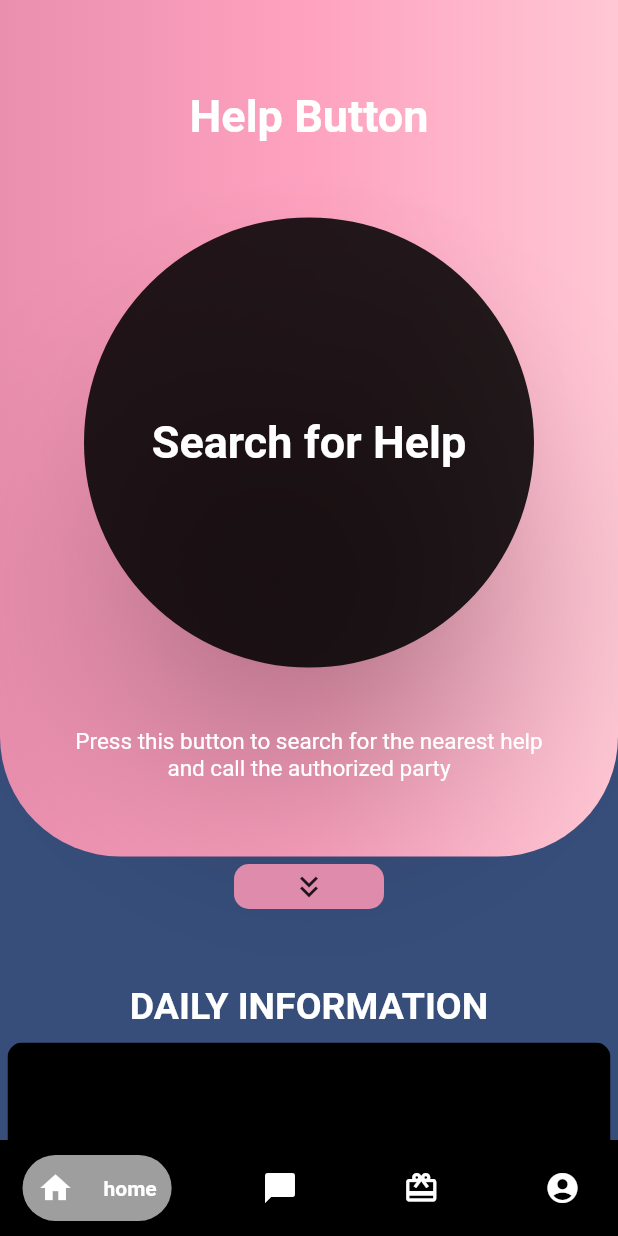
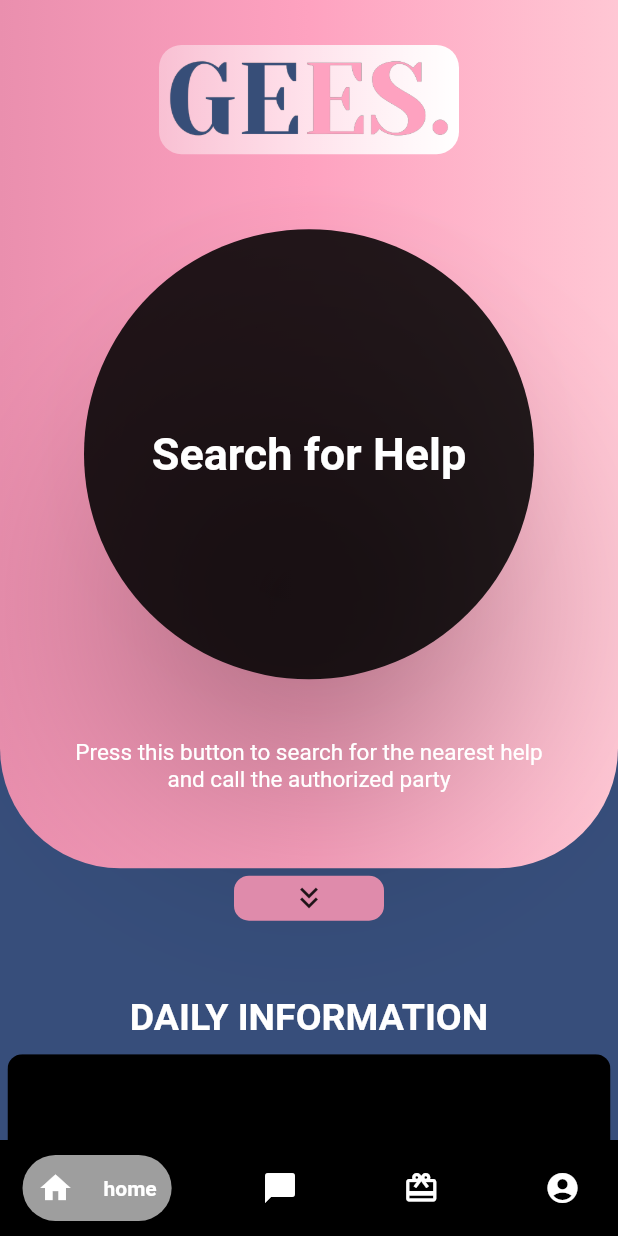
Before and after one commit to AdnanBayu/GEES-application-HackFest, a Flutter app: the screen it shows after launch, after a tap on "Sign In", on a phone screen of 412 x 824 dp. Run offline on Flutter 3.47's test engine with Material 2 defaults, Android fonts, the phone set to English and light mode, and no system bars; drawn by our look-alikes of google_nav_bar; our stand-ins replace like_button, lottie, quickalert, smooth_page_indicator.

Commit message:
dikit lagi yukk

```diff
--- a/lib/LoginScreen/login.dart
+++ b/lib/LoginScreen/login.dart
@@ -13,7 +13,7 @@ class LoginPage extends StatelessWidget {
   @override
   Widget build(BuildContext context) {
     return Scaffold(
-      backgroundColor: Color.fromARGB(255, 234, 143, 174),
+      backgroundColor: Color.fromARGB(255, 252, 237, 242),
       body: SafeArea(
         child: Center(
           child: SingleChildScrollView(
@@ -22,18 +22,7 @@ class LoginPage extends StatelessWidget {
                 SizedBox(height: 90),
 
                 //logo
-                Container(
-                  decoration: BoxDecoration(
-                    borderRadius: BorderRadius.circular(15),
-                    gradient: LinearGradient(
-                      colors: [
-                        Colors.white38,
-                        Colors.white,
-                      ],
-                    ),
-                  ),
-                  child: Image.asset("assetSaya/logoGEES.png", scale: 2.5),
-                ),
+                Image.asset("assetSaya/logoGEES.png", scale: 2.5),
 
                 SizedBox(height: 25),
 
@@ -43,7 +32,7 @@ class LoginPage extends StatelessWidget {
                   style: TextStyle(
                     fontSize: 12,
                     fontWeight: FontWeight.w500,
-                    color: Colors.white,
+                    color: Color.fromARGB(255, 55, 78, 123),
                   ),
                 ),
 
@@ -65,21 +54,7 @@ class LoginPage extends StatelessWidget {
                   obscureText: true,
                 ),
 
-                SizedBox(height: 25),
-
-                //forgot password
-                Padding(
-                  padding: const EdgeInsets.symmetric(horizontal: 25),
-                  child: Row(
-                    mainAxisAlignment: MainAxisAlignment.end,
-                    children: [
-                      Text('Forgot Password?',
-                          style: TextStyle(color: Colors.white)),
-                    ],
-                  ),
-                ),
-
-                SizedBox(height: 30),
+                SizedBox(height: 60),
 
                 //sign in button
                 SizedBox(
@@ -97,13 +72,19 @@ class LoginPage extends StatelessWidget {
                       style: TextStyle(fontWeight: FontWeight.bold),
                     ),
                     style: ElevatedButton.styleFrom(
-                        backgroundColor: Colors.black87),
+                      backgroundColor: Color.fromARGB(255, 55, 78, 123),
+                    ),
                   ),
                 ),
                 SizedBox(height: 140),
-                Text("by SEESH team",
-                    style:
-                        TextStyle(fontSize: 10, fontWeight: FontWeight.w300)),
+                Text(
+                  "by SEESH team",
+                  style: TextStyle(
+                    fontSize: 10,
+                    fontWeight: FontWeight.w300,
+                    color: Color.fromARGB(255, 55, 78, 123),
+                  ),
+                ),
               ],
             ),
           ),
--- a/lib/LoginScreen/textField.dart
+++ b/lib/LoginScreen/textField.dart
@@ -23,17 +23,17 @@ class MyTextField extends StatelessWidget {
                   obscureText: obscureText,
                   decoration: InputDecoration(
                     enabledBorder: OutlineInputBorder(
-                      borderSide: BorderSide(color: Colors.white),
+                      borderSide: BorderSide(color: Colors.transparent),
                       borderRadius: BorderRadius.all(Radius.circular(100))
                     ),
                     focusedBorder: OutlineInputBorder(
                       borderSide: BorderSide(color: Color.fromARGB(255, 55, 78, 123)),
                       borderRadius: BorderRadius.all(Radius.circular(100))
                     ),
-                    fillColor: Colors.grey.shade200,
+                    fillColor: Color.fromARGB(255, 254, 162, 192),
                     filled: true,
                     hintText: hintText,
-                    hintStyle: TextStyle(color: Colors.grey[400], fontSize: 12)
+                    hintStyle: TextStyle(color: Colors.white70, fontSize: 12)
                   ),
                 ),
               );
--- a/lib/ScreenPage/screenOne.dart
+++ b/lib/ScreenPage/screenOne.dart
@@ -44,13 +44,19 @@ class _ScreenOneState extends State<ScreenOne> {
                 ),
                 child: Column(
                   children: [
-                    SizedBox(height: 60),
-                    Text(
-                      "Help Button",
-                      style: TextStyle(
-                          fontSize: 30,
-                          fontWeight: FontWeight.bold,
-                          color: Colors.white),
+                    SizedBox(height: 30),
+                    Container(
+
+                      decoration: BoxDecoration(
+                        borderRadius: BorderRadius.circular(15),
+                        gradient: LinearGradient(
+                          colors: [
+                            Colors.white38,
+                            Colors.white,
+                          ],
+                        ),
+                      ),
+                      child: Image.asset("assetSaya/logoGEES.png", scale: 2.5),
                     ),
                     SizedBox(height: 50),
                     Center(
@@ -63,10 +69,12 @@ class _ScreenOneState extends State<ScreenOne> {
                               context: context,
                               type: QuickAlertType.confirm,
                               text: "Are You Sure Call for Help?",
-                              confirmBtnColor: Color.fromARGB(255, 234, 143, 174),
+                              confirmBtnColor:
+                                  Color.fromARGB(255, 234, 143, 174),
                               title: "CONFIRMATION",
                               onConfirmBtnTap: () {
-                                Navigator.of(context).push(MaterialPageRoute(builder: (context){
+                                Navigator.of(context)
+                                    .push(MaterialPageRoute(builder: (context) {
                                   return SearchingPage();
                                 }));
                               },
```
